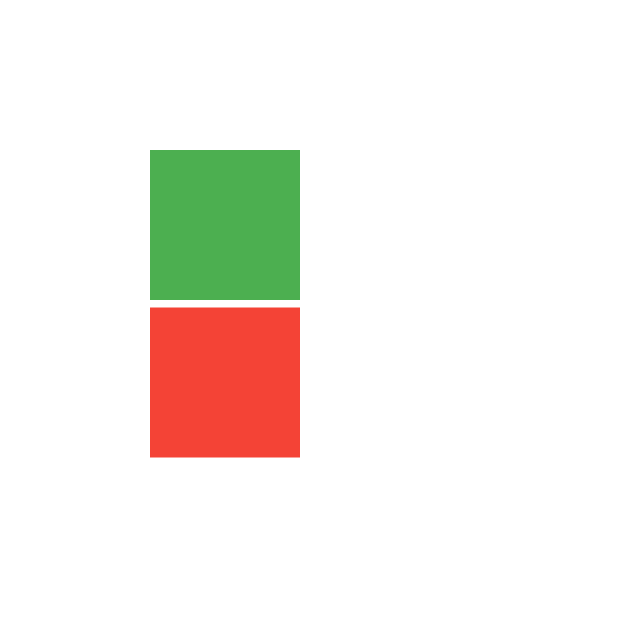
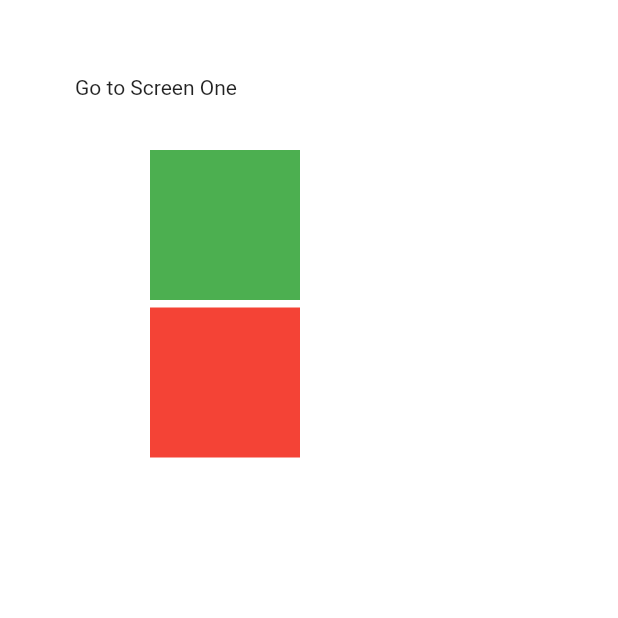
Before and after one commit to AkashMi5/demo_application, a Flutter app: the screen it shows after launch, on a phone screen of 412 x 824 dp, the top half of it. Run offline on Flutter 3.47's test engine with Material 2 defaults, Android fonts, the phone set to English and light mode, and no system bars.

Commit message:
scaffold testing

```diff
--- a/lib/main.dart
+++ b/lib/main.dart
@@ -1,3 +1,4 @@
+import 'package:demo_application/screen_one.dart';
 import 'package:flutter/material.dart';
 
 void main() {
@@ -98,12 +99,24 @@ class _MyHomePageState extends State<MyHomePage> {
   Widget build(BuildContext context) {
     width = MediaQuery.of(context).size.width;
     height = MediaQuery.of(context).size.height;
-    return Container(
+    return Scaffold(
+      body: Container(
         width: width,
         height: height,
         color: Colors.white,
         child: Stack(
           children: [
+            Positioned(
+              left: 50,
+              top: 50,
+              child: GestureDetector(
+                onTap: () {
+                  Navigator.of(context).push(MaterialPageRoute(
+                      builder: (context) => const ScreenOne()));
+                },
+                child: const Text("Go to Screen One"),
+              ),
+            ),
             Positioned(
               left: position.dx,
               top: position.dy,
@@ -160,6 +173,7 @@ class _MyHomePageState extends State<MyHomePage> {
             ),
           ],
         ),
+      ),
     );
   }
 }
```
Also changed, not shown: lib/screen_one.dart (added, +41 -0 lines). Lines whose indentation alone changed are shown as unchanged.
